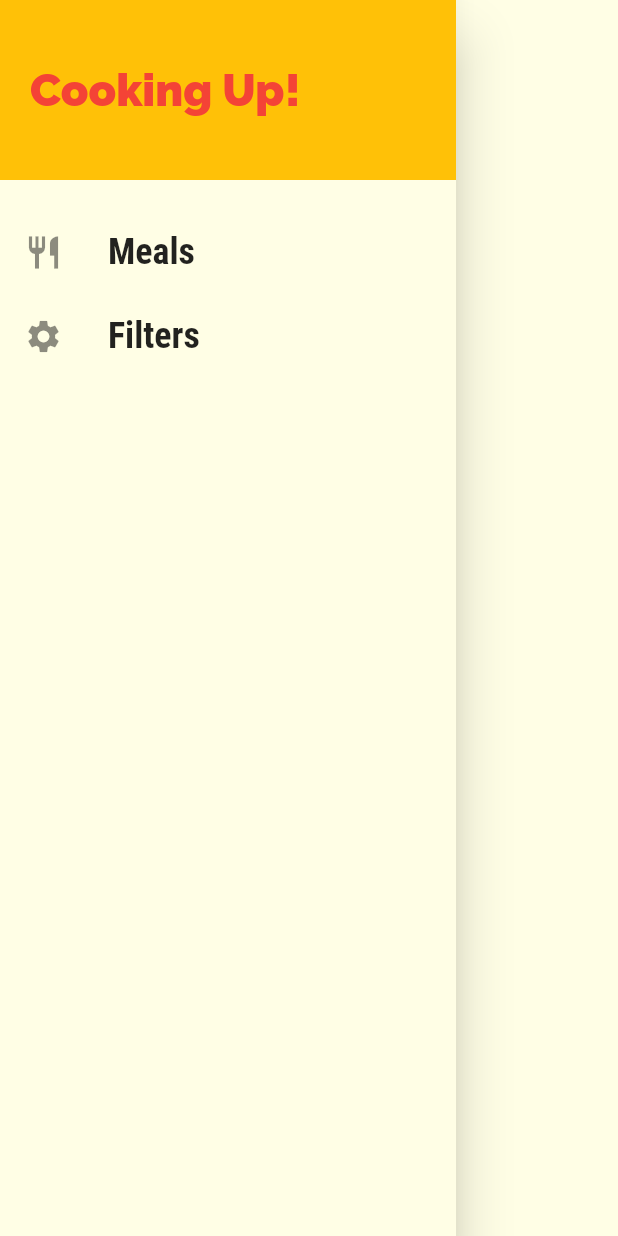
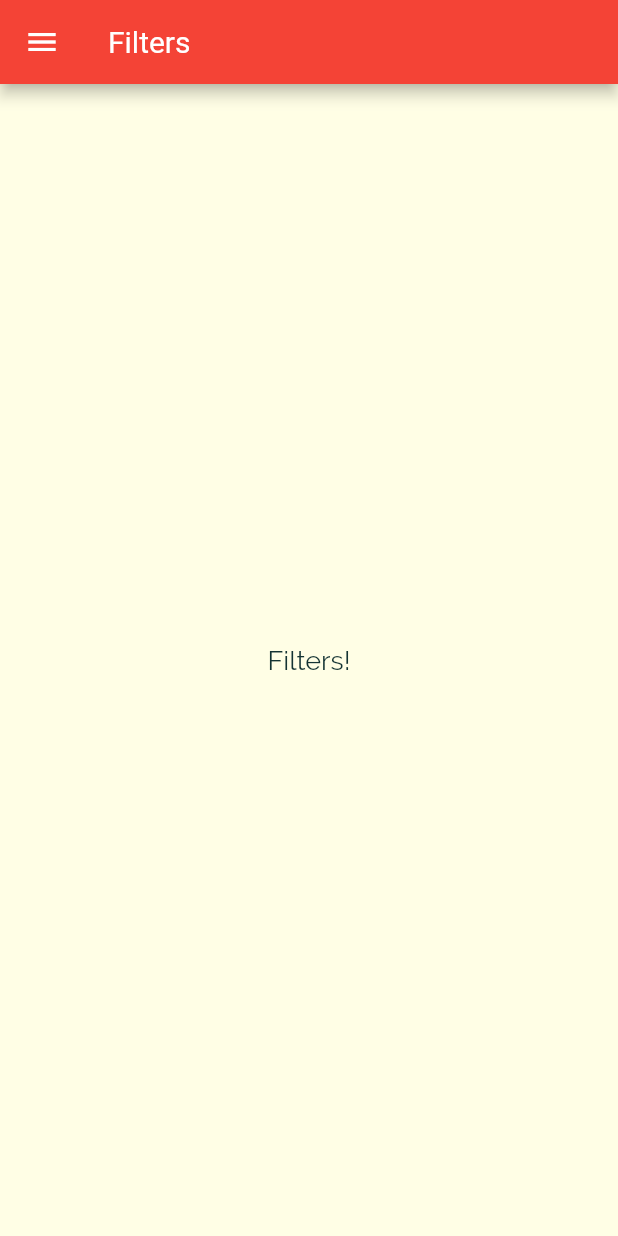
Before and after one commit to archrave/Pocket-Recipes-App, a Flutter app: the MainDrawer widget shown alone on an empty page, opened directly, after a tap on "Filters", on a phone screen of 412 x 824 dp. Run offline on Flutter 3.47's test engine with Material 2 defaults, Android fonts, the phone set to English and light mode, and no system bars.

Commit message:
Added a filters Screen, linked it to side drawer

```diff
--- a/lib/main.dart
+++ b/lib/main.dart
@@ -3,6 +3,7 @@ import './screens/meal_recipe_screen.dart';
 import './screens/categories_screen.dart';
 import './screens/meals_screen.dart';
 import './screens/tabs_screen.dart';
+import './screens/filters_screen.dart';
 
 void main() {
   runApp(MyApp());
@@ -27,13 +28,16 @@ class MyApp extends StatelessWidget {
                   fontSize: 22,
                   //fontWeight: FontWeight.bold,
                   fontFamily: 'Roboto'))),
-      home: TabsScreen(),
+      // home: TabsScreen(),
+      initialRoute: '/',
       routes: {
+        '/': (ctx) => TabsScreen(),
         //    '/meals-screen': (ctx) => MealsScreen(),
         // Better way is to store this random name in the given widget class itself
 
         MealsScreen.routeName: (ctx) => MealsScreen(),
         MealRecipe.routeName: (ctx) => MealRecipe(),
+        FiltersScreen.routeName: (ctx) => FiltersScreen(),
       },
 
       //Following function is used to navigate to the specified screen(Categories Screen here), if a route isnt registered above
--- /dev/null
+++ b/lib/screens/filters_screen.dart
@@ -0,0 +1,18 @@
+import 'package:flutter/material.dart';
+import '../widgets/main_drawer.dart';
+
+class FiltersScreen extends StatelessWidget {
+  static const routeName = '/filters';
+  @override
+  Widget build(BuildContext context) {
+    return Scaffold(
+      appBar: AppBar(
+        title: Text('Filters'),
+      ),
+      drawer: MainDrawer(),
+      body: Center(
+        child: Text('Filters!'),
+      ),
+    );
+  }
+}
--- a/lib/screens/tabs_screen.dart
+++ b/lib/screens/tabs_screen.dart
@@ -37,15 +37,15 @@ class _TabsScreenState extends State<TabsScreen> {
         unselectedItemColor: Colors.white,
         selectedItemColor: Theme.of(context).accentColor,
         currentIndex: _selectedPageIndex,
-        //type: BottomNavigationBarType.shifting,
+        // type: BottomNavigationBarType.shifting,
         items: [
           BottomNavigationBarItem(
-            //backgroundColor: Theme.of(context).primaryColor,
+            // backgroundColor: Theme.of(context).primaryColor,
             icon: Icon(Icons.category),
             title: Text('Catergories'),
           ),
           BottomNavigationBarItem(
-            //backgroundColor: Theme.of(context).primaryColor,
+            // backgroundColor: Theme.of(context).primaryColor,
             icon: Icon(Icons.star),
             title: Text('Favorites'),
           ),
--- a/lib/widgets/main_drawer.dart
+++ b/lib/widgets/main_drawer.dart
@@ -1,7 +1,8 @@
 import 'package:flutter/material.dart';
+import '../screens/filters_screen.dart';
 
 class MainDrawer extends StatelessWidget {
-  Widget buildListtile(IconData icon, String title) {
+  Widget buildListtile(IconData icon, String title, Function tapHandler) {
     return ListTile(
       leading: Icon(
         icon,
@@ -14,7 +15,7 @@ class MainDrawer extends StatelessWidget {
             fontWeight: FontWeight.bold,
             fontSize: 24),
       ),
-      onTap: () {},
+      onTap: tapHandler,
     );
   }
 
@@ -41,8 +42,12 @@ class MainDrawer extends StatelessWidget {
           SizedBox(
             height: 20,
           ),
-          buildListtile(Icons.restaurant, 'Meals'),
-          buildListtile(Icons.settings, 'Filters'),
+          buildListtile(Icons.restaurant, 'Meals', () {
+            Navigator.of(context).pushNamed('/');
+          }),
+          buildListtile(Icons.settings, 'Filters', () {
+            Navigator.of(context).pushNamed(FiltersScreen.routeName);
+          }),
         ],
       ),
     );
```
